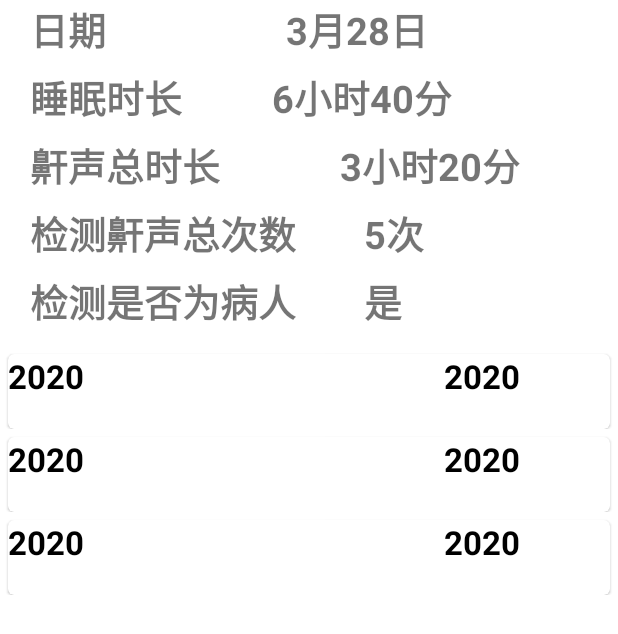
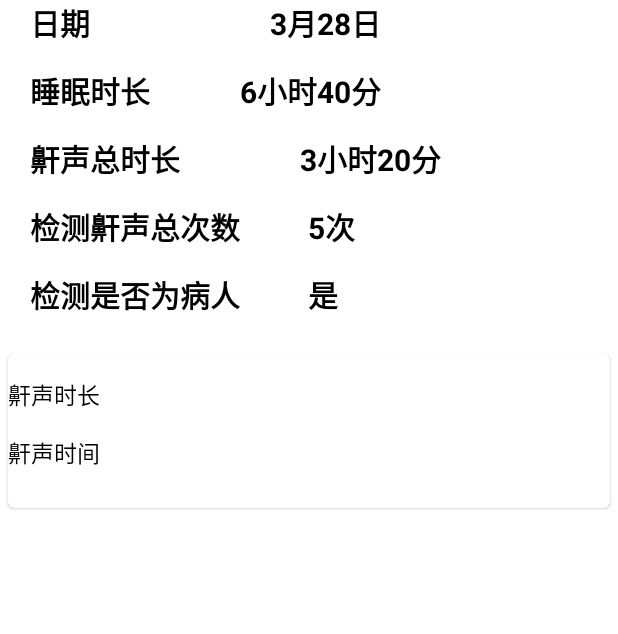
Before and after one commit to CoelisMyName/SRP-Project, an Android app: the layout fragment_detail.xml on its own in the app's theme, with its tools: preview values and no code run, on a phone screen of 412 x 824 dp. Shown: the top 634 px of the screen. Run offline under Robolectric (Android 15) with nearby library versions, the phone set to English and light mode, and no system bars.

Commit message:
ui_update

```diff
--- a/app/src/main/res/layout/fragment_detail.xml
+++ b/app/src/main/res/layout/fragment_detail.xml
@@ -22,16 +22,18 @@
                 android:layout_height="wrap_content"
                 android:text="日期"
                 android:layout_marginStart="20dp"
-                android:textSize="25sp"
-                android:textStyle="bold"/>
+                android:textSize="20sp"
+                android:textStyle="bold"
+                android:textColor="@color/black"/>
 
             <TextView
                 android:layout_width="wrap_content"
                 android:layout_height="wrap_content"
                 android:text="3月28日"
                 android:layout_marginStart="120dp"
-                android:textSize="25sp"
-                android:textStyle="bold"/>
+                android:textSize="20sp"
+                android:textStyle="bold"
+                android:textColor="@color/black"/>
 
         </LinearLayout>
 
@@ -46,16 +48,18 @@
                 android:layout_height="wrap_content"
                 android:text="睡眠时长"
                 android:layout_marginStart="20dp"
-                android:textSize="25sp"
-                android:textStyle="bold"/>
+                android:textSize="20sp"
+                android:textStyle="bold"
+                android:textColor="@color/black"/>
 
             <TextView
                 android:layout_width="wrap_content"
                 android:layout_height="wrap_content"
                 android:text="6小时40分"
                 android:layout_marginStart="60dp"
-                android:textSize="25sp"
-                android:textStyle="bold"/>
+                android:textSize="20sp"
+                android:textStyle="bold"
+                android:textColor="@color/black"/>
 
         </LinearLayout>
 
@@ -70,16 +74,18 @@
                 android:layout_height="wrap_content"
                 android:text="鼾声总时长"
                 android:layout_marginStart="20dp"
-                android:textSize="25sp"
-                android:textStyle="bold"/>
+                android:textSize="20sp"
+                android:textStyle="bold"
+                android:textColor="@color/black"/>
 
             <TextView
                 android:layout_width="wrap_content"
                 android:layout_height="wrap_content"
                 android:text="3小时20分"
                 android:layout_marginStart="80dp"
-                android:textSize="25sp"
-                android:textStyle="bold"/>
+                android:textSize="20sp"
+                android:textStyle="bold"
+                android:textColor="@color/black"/>
 
         </LinearLayout>
 
@@ -94,16 +100,18 @@
                 android:layout_height="wrap_content"
                 android:text="检测鼾声总次数"
                 android:layout_marginStart="20dp"
-                android:textSize="25sp"
-                android:textStyle="bold"/>
+                android:textSize="20sp"
+                android:textStyle="bold"
+                android:textColor="@color/black"/>
 
             <TextView
                 android:layout_width="wrap_content"
                 android:layout_height="wrap_content"
                 android:text="5次"
                 android:layout_marginStart="45dp"
-                android:textSize="25sp"
-                android:textStyle="bold"/>
+                android:textSize="20sp"
+                android:textStyle="bold"
+                android:textColor="@color/black"/>
 
         </LinearLayout>
 
@@ -117,16 +125,18 @@
                 android:layout_height="wrap_content"
                 android:text="检测是否为病人"
                 android:layout_marginStart="20dp"
-                android:textSize="25sp"
-                android:textStyle="bold"/>
+                android:textSize="20sp"
+                android:textStyle="bold"
+                android:textColor="@color/black"/>
 
             <TextView
                 android:layout_width="wrap_content"
                 android:layout_height="wrap_content"
                 android:text="是"
                 android:layout_marginStart="45dp"
-                android:textSize="25sp"
-                android:textStyle="bold"/>
+                android:textSize="20sp"
+                android:textStyle="bold"
+                android:textColor="@color/black"/>
 
         </LinearLayout>
 
@@ -138,6 +148,6 @@
         android:layout_height="wrap_content"
         android:layout_marginTop="4dp"
         app:layout_constraintTop_toBottomOf="@id/info"
-        tools:listitem="@layout/item_report" />
+        tools:listitem="@layout/item_snore" />
 
 </androidx.constraintlayout.widget.ConstraintLayout>
--- a/app/src/main/res/layout/item_snore.xml
+++ b/app/src/main/res/layout/item_snore.xml
@@ -21,26 +21,24 @@
             <TextView
                 android:layout_width="wrap_content"
                 android:layout_height="wrap_content"
-                android:id="@+id/date"
-                android:text="时间"
-                android:textSize="22sp"
+                android:id="@+id/duration"
+                android:layout_marginTop="15dp"
+                android:text="鼾声时长"
+                android:textSize="15sp"
                 android:textColor="@color/black"
                 app:layout_constraintStart_toStartOf="parent"
-                app:layout_constraintTop_toTopOf="parent"
-                android:textStyle="bold"/>
+                app:layout_constraintTop_toTopOf="parent" />
 
             <TextView
                 android:layout_width="wrap_content"
                 android:layout_height="wrap_content"
-                android:id="@+id/duration"
+                android:id="@+id/total_of_time"
                 android:layout_marginTop="15dp"
-                android:text="时长"
-                android:textSize="22sp"
+                android:text="鼾声时间"
+                android:textSize="15sp"
                 android:textColor="@color/black"
                 app:layout_constraintStart_toStartOf="parent"
-                app:layout_constraintTop_toBottomOf="@id/date"
-                app:layout_constraintHorizontal_bias="0.8"
-                android:textStyle="bold"/>
+                app:layout_constraintTop_toBottomOf="@id/duration" />
 
         </androidx.constraintlayout.widget.ConstraintLayout>
 
```
